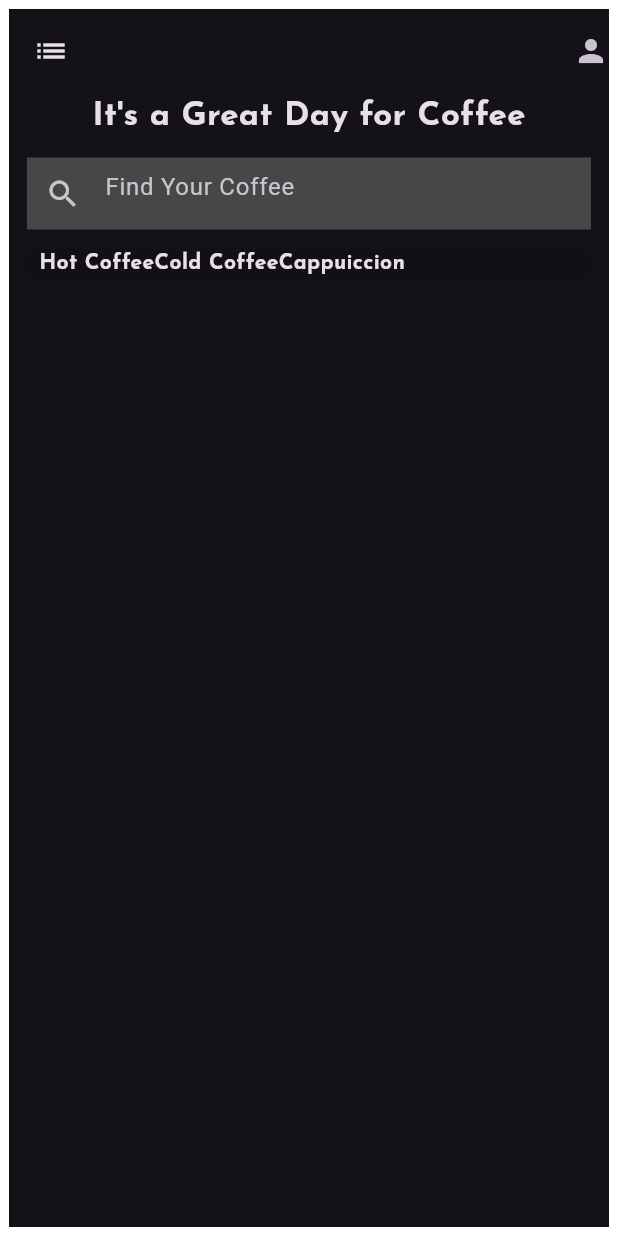
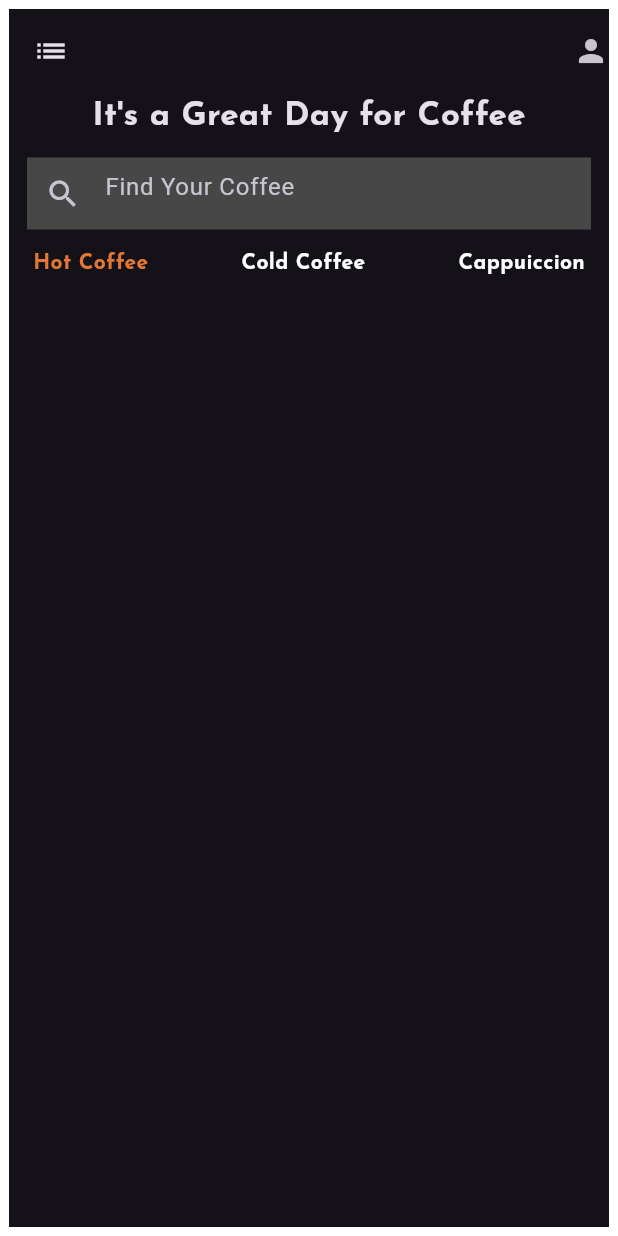
Before and after one commit to Has5an-Ali/CoffeeShopUi, a Flutter app: the HomeScreen screen opened directly, on a phone screen of 412 x 824 dp. Run offline on Flutter 3.47's test engine with Material 3 defaults, Android fonts, the light colour scheme and no system bars; our stand-ins replace get, google_fonts, velocity_x; missing offline and left inert: dart:ffi.

Commit message:
list added

```diff
--- a/coffeeshopui/lib/HomeScreen/HomeScreen.dart
+++ b/coffeeshopui/lib/HomeScreen/HomeScreen.dart
@@ -2,12 +2,18 @@ import 'package:coffeeshopui/CommonWidget/listing.dart';
 import 'package:coffeeshopui/const/const.dart';
 import 'package:flutter/material.dart';
 
-class HomeScreen extends StatelessWidget {
+class HomeScreen extends StatefulWidget {
   const HomeScreen({super.key});
 
   @override
+  State<HomeScreen> createState() => _HomeScreenState();
+}
+
+class _HomeScreenState extends State<HomeScreen> {
+  int selectedindex = 0;
+
+  @override
   Widget build(BuildContext context) {
-    var selectedindex = 0;
     return Padding(
       padding: const EdgeInsets.all(6),
       child: Scaffold(
@@ -17,12 +23,12 @@ class HomeScreen extends StatelessWidget {
         ),
         body: Column(
           children: [
-            //Some Text
+            // Some Text
             Align(
                 alignment: Alignment.center,
                 child: day.text.size(22).fontFamily(bold2).make()),
 
-            //SearchBar
+            // SearchBar
             const TextField(
               decoration: InputDecoration(
                   hintText: "Find Your Coffee",
@@ -33,22 +39,32 @@ class HomeScreen extends StatelessWidget {
             ).box.roundedFull.padding(EdgeInsets.all(12)).make(),
 
             // Tab Showing tab for different coffee
-
             Row(
+              mainAxisAlignment: MainAxisAlignment.spaceBetween,
               children: List.generate(
-                  coffeetype.length,
-                  (index) => "${coffeetype[index]}"
-                      .text
-                      .fontFamily(bold2)
-                      .size(14)
-                      .makeCentered()),
-            )
-                .box
-                .margin(EdgeInsets.symmetric(horizontal: 8))
-                .padding(EdgeInsets.symmetric(horizontal: 12))
-                .rounded
-                .shadow
-                .make()
+                coffeetype.length,
+                (index) {
+                  return GestureDetector(
+                    onTap: () {
+                      setState(() {
+                        selectedindex = index;
+                      });
+                    },
+                    child: Padding(
+                      padding: const EdgeInsets.symmetric(horizontal: 4.0),
+                      child: "${coffeetype[index]}"
+                          .text
+                          .fontFamily(bold2)
+                          .size(14)
+                          .color(selectedindex == index
+                              ? buttoncolor
+                              : Colors.white)
+                          .makeCentered(),
+                    ),
+                  );
+                },
+              ),
+            ).box.padding(EdgeInsets.symmetric(horizontal: 12)).make(),
           ],
         ),
       ),
```
